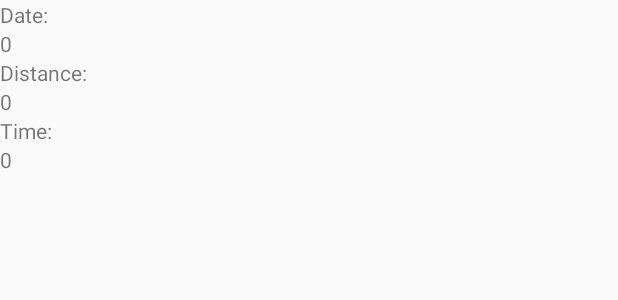
After one commit to astrimagnussen/GhostRunner, an Android app: the layout row.xml on its own in the app's theme, with its tools: preview values and no code run, on a phone screen of 412 x 824 dp. The commit adds this screen. Shown: the top 300 px of the screen. Run offline under Robolectric (Android 15) with nearby library versions, the light colour scheme and no system bars.

Commit message:
aendrade minsta api till 20, La till en Run-klass foer att kunna hantera sprungna rundor paa baettre saett, aendrade om layout i GhostRun ordentligt (anvaender nu ListView foer att visa alla spoeken) (funkar inte helt aen, men appen kraschar ej och en lista med runs visas), la till klassen ThreadPreconditions som underlaettar traadhantering

```diff
--- a/app/build.gradle
+++ b/app/build.gradle
@@ -6,7 +6,7 @@ android {
 
     defaultConfig {
         applicationId "mycompany.ghostrunner"
-        minSdkVersion 15
+        minSdkVersion 20
         targetSdkVersion 23
         versionCode 1
         versionName "1.0"
--- a/app/src/main/java/mycompany/ghostrunner/Run.java
+++ b/app/src/main/java/mycompany/ghostrunner/Run.java
@@ -37,4 +37,6 @@ public class Run {
     public String getDate() {
         return runDate;
     }
+
+    //Kanske bör lägga in en toString() här?
 }
--- /dev/null
+++ b/app/src/main/res/layout/row.xml
@@ -0,0 +1,45 @@
+<?xml version="1.0" encoding="utf-8"?>
+<LinearLayout xmlns:android="http://schemas.android.com/apk/res/android"
+    android:layout_width="match_parent"
+    android:layout_height="match_parent"
+    android:orientation="vertical">
+
+    <TextView
+        android:id="@+id/dateTitleGhost"
+        android:layout_width="wrap_content"
+        android:layout_height="wrap_content"
+        android:text="Date: " />
+
+    <TextView
+        android:id="@+id/dateTextGhost"
+        android:layout_width="wrap_content"
+        android:layout_height="wrap_content"
+        android:text="0" />
+
+    <TextView
+        android:id="@+id/distanceTitleGhost"
+        android:layout_width="wrap_content"
+        android:layout_height="wrap_content"
+        android:text="Distance: "
+        android:layout_below="@id/dateTextGhost" />
+
+    <TextView
+        android:id="@+id/distTextGhost"
+        android:layout_width="wrap_content"
+        android:layout_height="wrap_content"
+        android:text="0" />
+
+    <TextView
+        android:id="@+id/timeTitleGhost"
+        android:layout_width="wrap_content"
+        android:layout_height="wrap_content"
+        android:text="Time: "
+        android:layout_below="@id/distTextGhost" />
+
+    <TextView
+        android:id="@+id/timeTextGhost"
+        android:layout_width="wrap_content"
+        android:layout_height="wrap_content"
+        android:text="0" />
+
+</LinearLayout>
--- a/app/src/main/res/values/colors.xml
+++ b/app/src/main/res/values/colors.xml
@@ -3,4 +3,7 @@
     <color name="colorPrimary">#3F51B5</color>
     <color name="colorPrimaryDark">#303F9F</color>
     <color name="colorAccent">#FF4081</color>
+    <color name="holo_light_primary">#e6e6e6</color>
+    <color name="holo_light_primary_dark">#000000</color>
+    <color name="bright_foreground_holo_light">#000000</color>
 </resources>
```
Also changed, not shown: app/src/main/java/mycompany/ghostrunner/GhostRun.java (+117 -15 lines), app/src/main/java/mycompany/ghostrunner/ThreadPreconditions.java (added, +16 -0 lines), app/src/main/res/layout/content_ghost_run.xml (+3 -39 lines).
